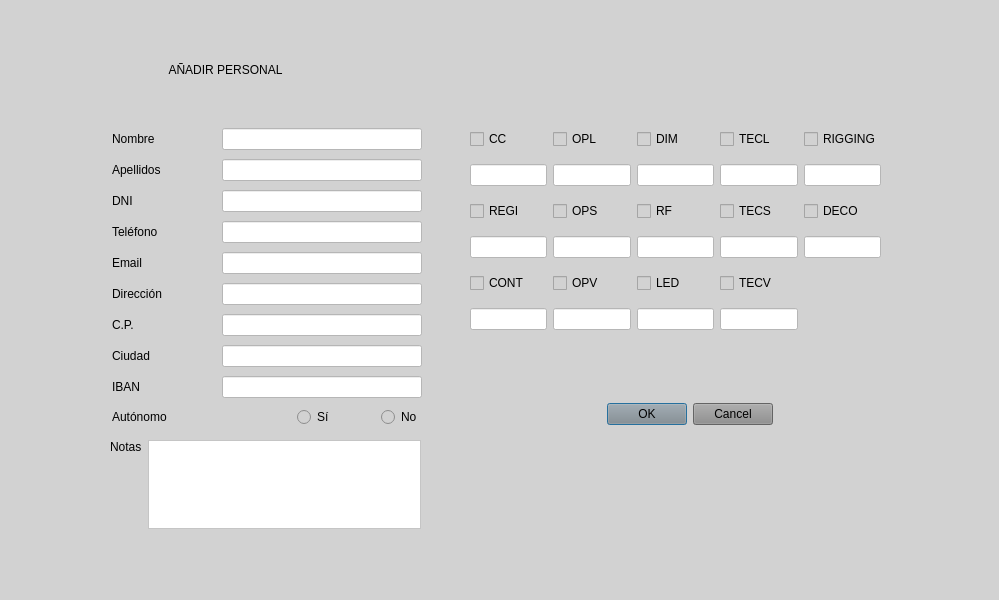
This is elaleph/anadirpersonal_ui.ui in Aleph1981/elaleph as Qt 5 draws it before an edit. The edited form follows.
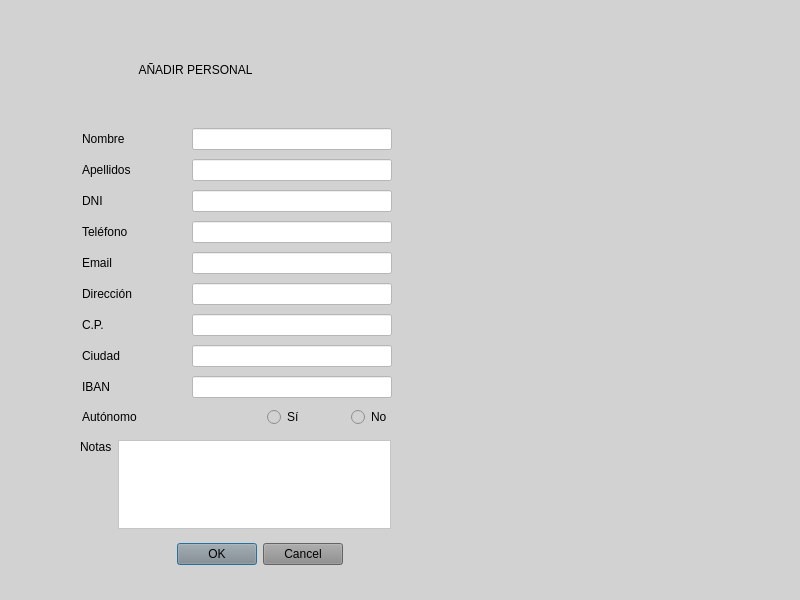
This is the edited form.

The edit to the form file:
```diff
--- a/elaleph/anadirpersonal_ui.ui
+++ b/elaleph/anadirpersonal_ui.ui
@@ -6,7 +6,7 @@
    <rect>
     <x>0</x>
     <y>0</y>
-    <width>999</width>
+    <width>800</width>
     <height>600</height>
    </rect>
   </property>
@@ -32,8 +32,8 @@
    <widget class="QDialogButtonBox" name="aceptcancel">
     <property name="geometry">
      <rect>
-      <x>580</x>
-      <y>400</y>
+      <x>150</x>
+      <y>540</y>
       <width>193</width>
       <height>28</height>
      </rect>
@@ -48,7 +48,7 @@
    <widget class="QLabel" name="anadirperso">
     <property name="geometry">
      <rect>
-      <x>110</x>
+      <x>80</x>
       <y>40</y>
       <width>231</width>
       <height>61</height>
@@ -64,271 +64,7 @@
    <widget class="QWidget" name="layoutWidget">
     <property name="geometry">
      <rect>
-      <x>470</x>
-      <y>120</y>
-      <width>411</width>
-      <height>221</height>
-     </rect>
-    </property>
-    <layout class="QGridLayout" name="gridLayout">
-     <item row="0" column="0">
-      <widget class="QCheckBox" name="checkCC">
-       <property name="text">
-        <string>CC</string>
-       </property>
-      </widget>
-     </item>
-     <item row="0" column="1">
-      <widget class="QCheckBox" name="checkOPL">
-       <property name="text">
-        <string>OPL</string>
-       </property>
-      </widget>
-     </item>
-     <item row="0" column="2">
-      <widget class="QCheckBox" name="checkDIM">
-       <property name="text">
-        <string>DIM</string>
-       </property>
-      </widget>
-     </item>
-     <item row="0" column="3">
-      <widget class="QCheckBox" name="checkTECL">
-       <property name="text">
-        <string>TECL</string>
-       </property>
-      </widget>
-     </item>
-     <item row="0" column="4">
-      <widget class="QCheckBox" name="checkRIG">
-       <property name="text">
-        <string>RIGGING</string>
-       </property>
-      </widget>
-     </item>
-     <item row="1" column="0">
-      <widget class="QLineEdit" name="tarifaCC">
-       <property name="styleSheet">
-        <string notr="true">background-color: rgb(255, 255, 255);
-color: rgb(188, 188, 188);</string>
-       </property>
-       <property name="text">
-        <string/>
-       </property>
-      </widget>
-     </item>
-     <item row="1" column="1">
-      <widget class="QLineEdit" name="tarifaOPL">
-       <property name="styleSheet">
-        <string notr="true">background-color: rgb(255, 255, 255);
-color: rgb(188, 188, 188);</string>
-       </property>
-       <property name="text">
-        <string/>
-       </property>
-      </widget>
-     </item>
-     <item row="1" column="2">
-      <widget class="QLineEdit" name="tarifaDIM">
-       <property name="styleSheet">
-        <string notr="true">background-color: rgb(255, 255, 255);
-color: rgb(188, 188, 188);</string>
-       </property>
-       <property name="text">
-        <string/>
-       </property>
-      </widget>
-     </item>
-     <item row="1" column="3">
-      <widget class="QLineEdit" name="tarifaTECL">
-       <property name="styleSheet">
-        <string notr="true">background-color: rgb(255, 255, 255);
-color: rgb(188, 188, 188);</string>
-       </property>
-       <property name="text">
-        <string/>
-       </property>
-      </widget>
-     </item>
-     <item row="1" column="4">
-      <widget class="QLineEdit" name="tarifaRIG">
-       <property name="styleSheet">
-        <string notr="true">background-color: rgb(255, 255, 255);
-color: rgb(188, 188, 188);</string>
-       </property>
-       <property name="text">
-        <string/>
-       </property>
-      </widget>
-     </item>
-     <item row="2" column="0">
-      <widget class="QCheckBox" name="checkREGI">
-       <property name="text">
-        <string>REGI</string>
-       </property>
-      </widget>
-     </item>
-     <item row="2" column="1">
-      <widget class="QCheckBox" name="checkOPS">
-       <property name="text">
-        <string>OPS</string>
-       </property>
-      </widget>
-     </item>
-     <item row="2" column="2">
-      <widget class="QCheckBox" name="checkRF">
-       <property name="text">
-        <string>RF</string>
-       </property>
-      </widget>
-     </item>
-     <item row="2" column="3">
-      <widget class="QCheckBox" name="checkTECS">
-       <property name="text">
-        <string>TECS</string>
-       </property>
-      </widget>
-     </item>
-     <item row="2" column="4">
-      <widget class="QCheckBox" name="checkDECO">
-       <property name="text">
-        <string>DECO</string>
-       </property>
-      </widget>
-     </item>
-     <item row="3" column="0">
-      <widget class="QLineEdit" name="tarifaREGI">
-       <property name="styleSheet">
-        <string notr="true">background-color: rgb(255, 255, 255);
-color: rgb(188, 188, 188);</string>
-       </property>
-       <property name="text">
-        <string/>
-       </property>
-      </widget>
-     </item>
-     <item row="3" column="1">
-      <widget class="QLineEdit" name="tarifaOPS">
-       <property name="styleSheet">
-        <string notr="true">background-color: rgb(255, 255, 255);
-color: rgb(188, 188, 188);</string>
-       </property>
-       <property name="text">
-        <string/>
-       </property>
-      </widget>
-     </item>
-     <item row="3" column="2">
-      <widget class="QLineEdit" name="tarifaRF">
-       <property name="styleSheet">
-        <string notr="true">background-color: rgb(255, 255, 255);
-color: rgb(188, 188, 188);</string>
-       </property>
-       <property name="text">
-        <string/>
-       </property>
-      </widget>
-     </item>
-     <item row="3" column="3">
-      <widget class="QLineEdit" name="tarifaTECS">
-       <property name="styleSheet">
-        <string notr="true">background-color: rgb(255, 255, 255);
-color: rgb(188, 188, 188);</string>
-       </property>
-       <property name="text">
-        <string/>
-       </property>
-      </widget>
-     </item>
-     <item row="3" column="4">
-      <widget class="QLineEdit" name="tarifaDECO">
-       <property name="styleSheet">
-        <string notr="true">background-color: rgb(255, 255, 255);
-color: rgb(188, 188, 188);</string>
-       </property>
-       <property name="text">
-        <string/>
-       </property>
-      </widget>
-     </item>
-     <item row="4" column="0">
-      <widget class="QCheckBox" name="checkCONT">
-       <property name="text">
-        <string>CONT</string>
-       </property>
-      </widget>
-     </item>
-     <item row="4" column="1">
-      <widget class="QCheckBox" name="checkOPV">
-       <property name="text">
-        <string>OPV</string>
-       </property>
-      </widget>
-     </item>
-     <item row="4" column="2">
-      <widget class="QCheckBox" name="checkLED">
-       <property name="text">
-        <string>LED</string>
-       </property>
-      </widget>
-     </item>
-     <item row="4" column="3">
-      <widget class="QCheckBox" name="checkTECV">
-       <property name="text">
-        <string>TECV</string>
-       </property>
-      </widget>
-     </item>
-     <item row="5" column="0">
-      <widget class="QLineEdit" name="tarifaCONT">
-       <property name="styleSheet">
-        <string notr="true">background-color: rgb(255, 255, 255);
-color: rgb(188, 188, 188);</string>
-       </property>
-       <property name="text">
-        <string/>
-       </property>
-      </widget>
-     </item>
-     <item row="5" column="1">
-      <widget class="QLineEdit" name="tarifaOPV">
-       <property name="styleSheet">
-        <string notr="true">background-color: rgb(255, 255, 255);
-color: rgb(188, 188, 188);</string>
-       </property>
-       <property name="text">
-        <string/>
-       </property>
-      </widget>
-     </item>
-     <item row="5" column="2">
-      <widget class="QLineEdit" name="tarifaLED">
-       <property name="styleSheet">
-        <string notr="true">background-color: rgb(255, 255, 255);
-color: rgb(188, 188, 188);</string>
-       </property>
-       <property name="text">
-        <string/>
-       </property>
-      </widget>
-     </item>
-     <item row="5" column="3">
-      <widget class="QLineEdit" name="tarifaTECV">
-       <property name="styleSheet">
-        <string notr="true">background-color: rgb(255, 255, 255);
-color: rgb(188, 188, 188);</string>
-       </property>
-       <property name="text">
-        <string/>
-       </property>
-      </widget>
-     </item>
-    </layout>
-   </widget>
-   <widget class="QWidget" name="layoutWidget">
-    <property name="geometry">
-     <rect>
-      <x>112</x>
+      <x>82</x>
       <y>125</y>
       <width>310</width>
       <height>305</height>
@@ -743,7 +479,7 @@
    <widget class="QWidget" name="layoutWidget">
     <property name="geometry">
      <rect>
-      <x>110</x>
+      <x>80</x>
       <y>440</y>
       <width>311</width>
       <height>89</height>
@@ -783,6 +519,16 @@
      </item>
     </layout>
    </widget>
+   <widget class="QWidget" name="widget" native="true">
+    <property name="geometry">
+     <rect>
+      <x>490</x>
+      <y>120</y>
+      <width>261</width>
+      <height>451</height>
+     </rect>
+    </property>
+   </widget>
   </widget>
  </widget>
  <tabstops>
```
Left out of the diff: 28 changed lines with no effect on the pictures.
